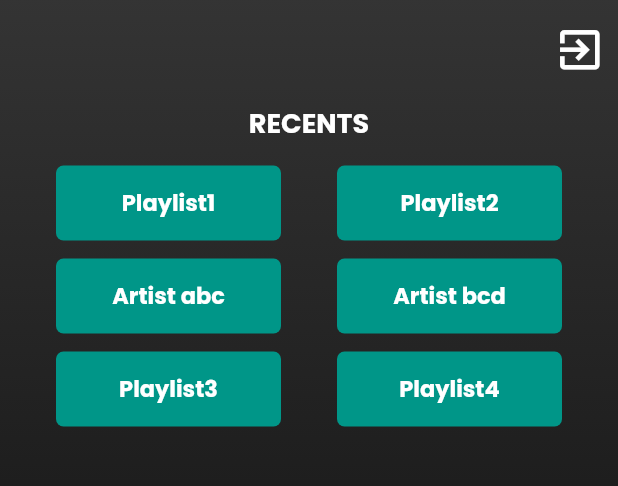
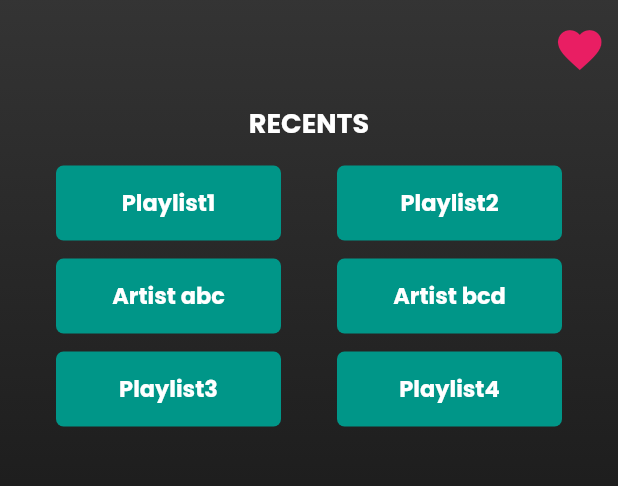
Before and after one commit to asmitranjansinha/MusicGram, a Flutter app: the HomePage screen opened by its route, on a phone screen of 412 x 824 dp, the part 88-574 px from its top. Run offline on Flutter 3.47's test engine with Material 2 defaults, Android fonts, the phone set to English and light mode, and no system bars; our stand-ins replace cloud_firestore, curved_navigation_bar, firebase_auth, firebase_core, google_fonts, just_audio and 3 more; accounts and stored records are empty.

Commit message:
final chat app

```diff
--- a/lib/screens/chat_page.dart
+++ b/lib/screens/chat_page.dart
@@ -337,7 +337,7 @@ class _ChatPageState extends State<ChatPage> {
             onTap: () {
               popUpDialog(context);
             },
-            child: const Icon(
+            child: Icon(
               Icons.add_circle,
               color: Colors.white,
               size: 75,
--- a/lib/screens/home_page.dart
+++ b/lib/screens/home_page.dart
@@ -48,11 +48,10 @@ class _HomePageState extends State<HomePage> {
               mainAxisAlignment: MainAxisAlignment.end,
               children: [
                 IconButton(
-                  icon: const Icon(Icons.exit_to_app),
-                  color: Colors.white,
+                  icon: const Icon(Icons.favorite),
+                  color: Colors.pink,
                   iconSize: 35,
                   onPressed: () {
-                    authService.signOut();
                   },
                 )
               ],
--- a/lib/widgets/group_tile.dart
+++ b/lib/widgets/group_tile.dart
@@ -45,11 +45,11 @@ class _GroupTileState extends State<GroupTile> {
           ),
           title: Text(
             widget.groupName,
-            style: const TextStyle(fontWeight: FontWeight.bold),
+            style: const TextStyle(fontWeight: FontWeight.bold, color: Colors.white),
           ),
           subtitle: Text(
             "Join the conversation as ${widget.userName}",
-            style: const TextStyle(fontSize: 13),
+            style: const TextStyle(fontSize: 13, color: Colors.white),
           ),
         ),
       ),
```
